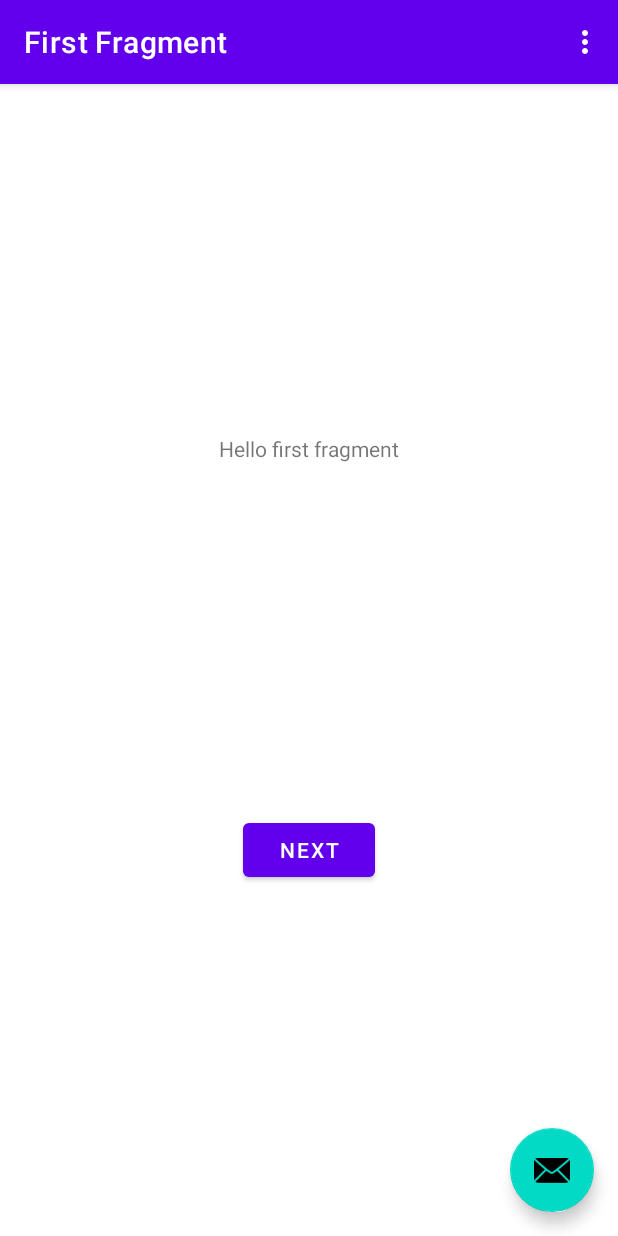
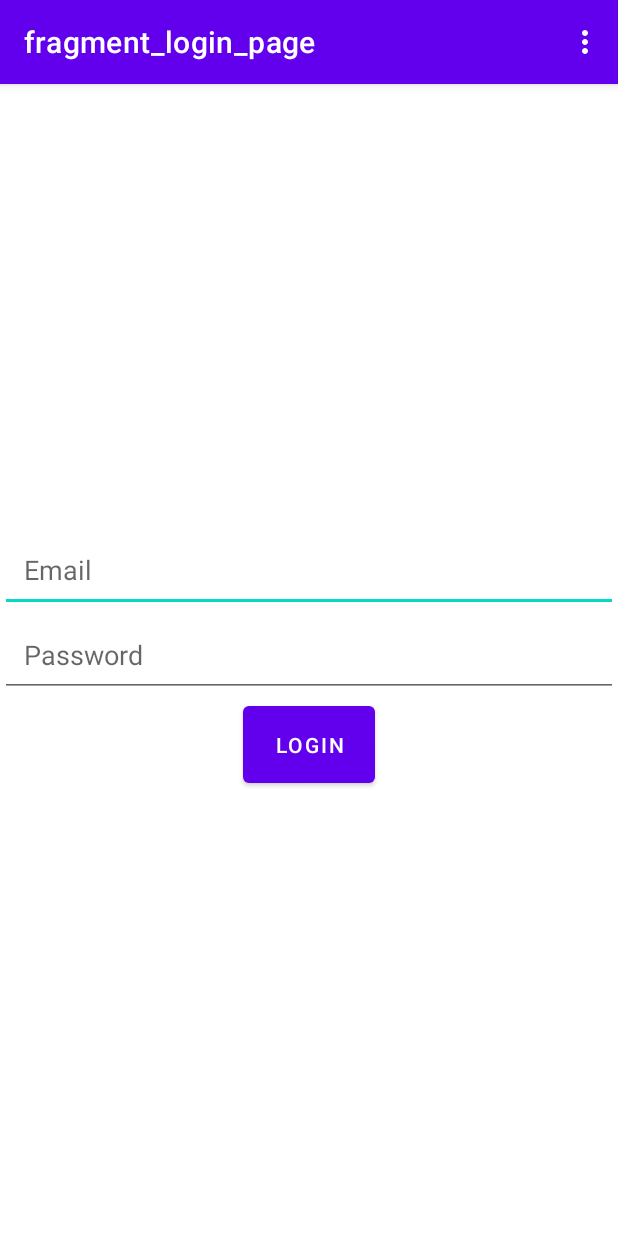
Before and after one commit to DevelopGenius/FootballDiscussionFinalProject, an Android app: the screen it shows after launch (MainActivity), on a phone screen of 412 x 824 dp. Run offline under Robolectric (Android 15) with nearby library versions, the phone set to English and light mode, and no system bars; our stand-ins replace Firebase (no records; nobody signed in at launch, a user with empty details on screens opened directly), navigation-ui.

Commit message:
Adding gradle dependencies and basic login page

```diff
--- a/app/src/main/AndroidManifest.xml
+++ b/app/src/main/AndroidManifest.xml
@@ -14,9 +14,7 @@
         tools:targetApi="31">
         <activity
             android:name=".MainActivity"
-            android:exported="true"
-            android:label="@string/app_name"
-            android:theme="@style/Theme.FootballDiscussion.NoActionBar">
+            android:exported="true">
             <intent-filter>
                 <action android:name="android.intent.action.MAIN" />
 
--- a/app/src/main/java/com/example/footballdiscussion/MainActivity.java
+++ b/app/src/main/java/com/example/footballdiscussion/MainActivity.java
@@ -2,26 +2,30 @@ package com.example.footballdiscussion;
 
 import android.os.Bundle;
 
-import com.google.android.material.snackbar.Snackbar;
 
+import androidx.annotation.NonNull;
 import androidx.appcompat.app.AppCompatActivity;
-
-import android.view.View;
-
 import androidx.navigation.NavController;
-import androidx.navigation.Navigation;
-import androidx.navigation.ui.AppBarConfiguration;
+import androidx.navigation.fragment.NavHostFragment;
 import androidx.navigation.ui.NavigationUI;
 
 import com.example.footballdiscussion.databinding.ActivityMainBinding;
+import com.google.android.gms.tasks.OnFailureListener;
+import com.google.android.gms.tasks.OnSuccessListener;
+import com.google.firebase.firestore.DocumentReference;
+import com.google.firebase.firestore.FirebaseFirestore;
 
+import android.util.Log;
 import android.view.Menu;
 import android.view.MenuItem;
 
+import java.util.HashMap;
+import java.util.Map;
+
 public class MainActivity extends AppCompatActivity {
 
-    private AppBarConfiguration appBarConfiguration;
     private ActivityMainBinding binding;
+    NavController navController;
 
     @Override
     protected void onCreate(Bundle savedInstanceState) {
@@ -30,19 +34,9 @@ public class MainActivity extends AppCompatActivity {
         binding = ActivityMainBinding.inflate(getLayoutInflater());
         setContentView(binding.getRoot());
 
-        setSupportActionBar(binding.toolbar);
-
-        NavController navController = Navigation.findNavController(this, R.id.nav_host_fragment_content_main);
-        appBarConfiguration = new AppBarConfiguration.Builder(navController.getGraph()).build();
-        NavigationUI.setupActionBarWithNavController(this, navController, appBarConfiguration);
-
-        binding.fab.setOnClickListener(new View.OnClickListener() {
-            @Override
-            public void onClick(View view) {
-                Snackbar.make(view, "Replace with your own action", Snackbar.LENGTH_LONG)
-                        .setAction("Action", null).show();
-            }
-        });
+        NavHostFragment navHostFragment = (NavHostFragment) getSupportFragmentManager().findFragmentById(R.id.nav_host_fragment_content_main);
+        navController = navHostFragment.getNavController();
+        NavigationUI.setupActionBarWithNavController(this, navController);
     }
 
     @Override
@@ -66,11 +60,4 @@ public class MainActivity extends AppCompatActivity {
 
         return super.onOptionsItemSelected(item);
     }
-
-    @Override
-    public boolean onSupportNavigateUp() {
-        NavController navController = Navigation.findNavController(this, R.id.nav_host_fragment_content_main);
-        return NavigationUI.navigateUp(navController, appBarConfiguration)
-                || super.onSupportNavigateUp();
-    }
 }
--- /dev/null
+++ b/app/src/main/java/com/example/footballdiscussion/fragments/LoginPageFragment.java
@@ -0,0 +1,69 @@
+package com.example.footballdiscussion.fragments;
+
+import androidx.lifecycle.ViewModelProvider;
+
+import android.os.Bundle;
+
+import androidx.annotation.NonNull;
+import androidx.annotation.Nullable;
+import androidx.fragment.app.Fragment;
+
+import android.view.LayoutInflater;
+import android.view.View;
+import android.view.ViewGroup;
+import android.widget.Toast;
+
+import com.example.footballdiscussion.R;
+import com.example.footballdiscussion.databinding.FragmentFirstBinding;
+import com.example.footballdiscussion.databinding.FragmentLoginPageBinding;
+
+public class LoginPageFragment extends Fragment {
+
+    private LoginPageViewModel mViewModel;
+    private FragmentLoginPageBinding binding;
+
+    public static LoginPageFragment newInstance() {
+        return new LoginPageFragment();
+    }
+
+    @Override
+    public View onCreateView(@NonNull LayoutInflater inflater, @Nullable ViewGroup container,
+                             @Nullable Bundle savedInstanceState) {
+
+        binding = FragmentLoginPageBinding.inflate(inflater, container, false);
+
+//        firebaseAuth = FirebaseAuth.getInstance();
+
+        binding.loginButton.setOnClickListener(new View.OnClickListener() {
+            @Override
+            public void onClick(View view) {
+                String email = binding.emailEditText.getText().toString();
+                String password = binding.passwordEditText.getText().toString();
+
+//                firebaseAuth.signInWithEmailAndPassword(email, password)
+//                        .addOnCompleteListener(new OnCompleteListener<AuthResult>() {
+//                            @Override
+//                            public void onComplete(@NonNull Task<AuthResult> task) {
+//                                if (task.isSuccessful()) {
+//                                    // Login successful, navigate to main activity
+//                                } else {
+//                                    // Login failed, display error message
+//                                    Toast.makeText(getContext(), "Error: " + task.getException().getMessage(), Toast.LENGTH_SHORT).show();
+//                                }
+//                            }
+//                        });
+            }
+        });
+
+        return binding.getRoot();
+
+    }
+
+    @Override
+    public void onActivityCreated(@Nullable Bundle savedInstanceState) {
+        super.onActivityCreated(savedInstanceState);
+        mViewModel = new ViewModelProvider(this).get(LoginPageViewModel.class);
+        // TODO: Use the ViewModel
+    }
+
+}
--- /dev/null
+++ b/app/src/main/java/com/example/footballdiscussion/fragments/LoginPageViewModel.java
@@ -0,0 +1,7 @@
+package com.example.footballdiscussion.fragments;
+
+import androidx.lifecycle.ViewModel;
+
+public class LoginPageViewModel extends ViewModel {
+    // TODO: Implement the ViewModel
+}
--- a/app/src/main/res/layout/activity_main.xml
+++ b/app/src/main/res/layout/activity_main.xml
@@ -1,34 +1,21 @@
 <?xml version="1.0" encoding="utf-8"?>
-<androidx.coordinatorlayout.widget.CoordinatorLayout xmlns:android="http://schemas.android.com/apk/res/android"
+<androidx.constraintlayout.widget.ConstraintLayout xmlns:android="http://schemas.android.com/apk/res/android"
     xmlns:app="http://schemas.android.com/apk/res-auto"
     xmlns:tools="http://schemas.android.com/tools"
     android:layout_width="match_parent"
     android:layout_height="match_parent"
     tools:context=".MainActivity">
 
-    <com.google.android.material.appbar.AppBarLayout
-        android:layout_width="match_parent"
-        android:layout_height="wrap_content"
-        android:theme="@style/Theme.FootballDiscussion.AppBarOverlay">
+    <androidx.fragment.app.FragmentContainerView
+        android:id="@+id/nav_host_fragment_content_main"
+        android:name="androidx.navigation.fragment.NavHostFragment"
+        android:layout_width="0dp"
+        android:layout_height="0dp"
+        app:defaultNavHost="true"
+        app:layout_constraintBottom_toBottomOf="parent"
+        app:layout_constraintEnd_toEndOf="parent"
+        app:layout_constraintStart_toStartOf="parent"
+        app:layout_constraintTop_toTopOf="parent"
+        app:navGraph="@navigation/nav_graph" />
 
-        <androidx.appcompat.widget.Toolbar
-            android:id="@+id/toolbar"
-            android:layout_width="match_parent"
-            android:layout_height="?attr/actionBarSize"
-            android:background="?attr/colorPrimary"
-            app:popupTheme="@style/Theme.FootballDiscussion.PopupOverlay" />
-
-    </com.google.android.material.appbar.AppBarLayout>
-
-    <include layout="@layout/content_main" />
-
-    <com.google.android.material.floatingactionbutton.FloatingActionButton
-        android:id="@+id/fab"
-        android:layout_width="wrap_content"
-        android:layout_height="wrap_content"
-        android:layout_gravity="bottom|end"
-        android:layout_marginEnd="@dimen/fab_margin"
-        android:layout_marginBottom="16dp"
-        app:srcCompat="@android:drawable/ic_dialog_email" />
-
-</androidx.coordinatorlayout.widget.CoordinatorLayout>
+</androidx.constraintlayout.widget.ConstraintLayout>
--- a/app/src/main/res/layout/content_main.xml
+++ /dev/null
@@ -1,19 +0,0 @@
-<?xml version="1.0" encoding="utf-8"?>
-<androidx.constraintlayout.widget.ConstraintLayout xmlns:android="http://schemas.android.com/apk/res/android"
-    xmlns:app="http://schemas.android.com/apk/res-auto"
-    android:layout_width="match_parent"
-    android:layout_height="match_parent"
-    app:layout_behavior="@string/appbar_scrolling_view_behavior">
-
-    <fragment
-        android:id="@+id/nav_host_fragment_content_main"
-        android:name="androidx.navigation.fragment.NavHostFragment"
-        android:layout_width="0dp"
-        android:layout_height="0dp"
-        app:defaultNavHost="true"
-        app:layout_constraintBottom_toBottomOf="parent"
-        app:layout_constraintEnd_toEndOf="parent"
-        app:layout_constraintStart_toStartOf="parent"
-        app:layout_constraintTop_toTopOf="parent"
-        app:navGraph="@navigation/nav_graph" />
-</androidx.constraintlayout.widget.ConstraintLayout>
--- /dev/null
+++ b/app/src/main/res/layout/fragment_login_page.xml
@@ -0,0 +1,32 @@
+<?xml version="1.0" encoding="utf-8"?>
+<LinearLayout xmlns:android="http://schemas.android.com/apk/res/android"
+        android:layout_width="match_parent"
+        android:layout_height="match_parent"
+        android:orientation="vertical"
+        android:gravity="center"
+       >
+
+    <EditText
+        android:id="@+id/emailEditText"
+        android:layout_width="match_parent"
+        android:layout_height="wrap_content"
+        android:hint="Email"
+        android:inputType="textEmailAddress"
+        android:padding="16dp" />
+
+    <EditText
+        android:id="@+id/passwordEditText"
+        android:layout_width="match_parent"
+        android:layout_height="wrap_content"
+        android:hint="Password"
+        android:inputType="textPassword"
+        android:padding="16dp" />
+
+    <Button
+        android:id="@+id/loginButton"
+        android:layout_width="wrap_content"
+        android:layout_height="wrap_content"
+        android:text="Login"
+        android:padding="16dp" />
+
+</LinearLayout >
--- a/app/src/main/res/navigation/nav_graph.xml
+++ b/app/src/main/res/navigation/nav_graph.xml
@@ -3,7 +3,7 @@
     xmlns:app="http://schemas.android.com/apk/res-auto"
     xmlns:tools="http://schemas.android.com/tools"
     android:id="@+id/nav_graph"
-    app:startDestination="@id/FirstFragment">
+    app:startDestination="@id/loginPageFragment">
 
     <fragment
         android:id="@+id/FirstFragment"
@@ -25,4 +25,9 @@
             android:id="@+id/action_SecondFragment_to_FirstFragment"
             app:destination="@id/FirstFragment" />
     </fragment>
+    <fragment
+        android:id="@+id/loginPageFragment"
+        android:name="com.example.footballdiscussion.fragments.LoginPageFragment"
+        android:label="fragment_login_page"
+        tools:layout="@layout/fragment_login_page" />
 </navigation>
```
Also changed, not shown: app/build.gradle (+20 -1 lines), build.gradle (+13 -0 lines), 1 other file.
